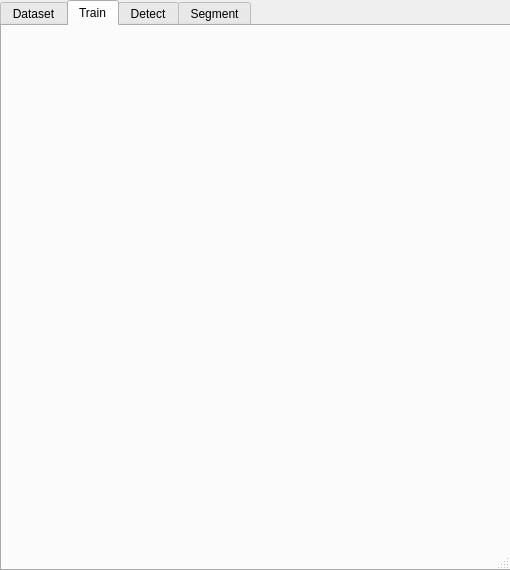
Before: the Qt Designer form yolo_qgis_dialog_base.ui in santerr80/yolo_qgis, drawn with Qt 5.
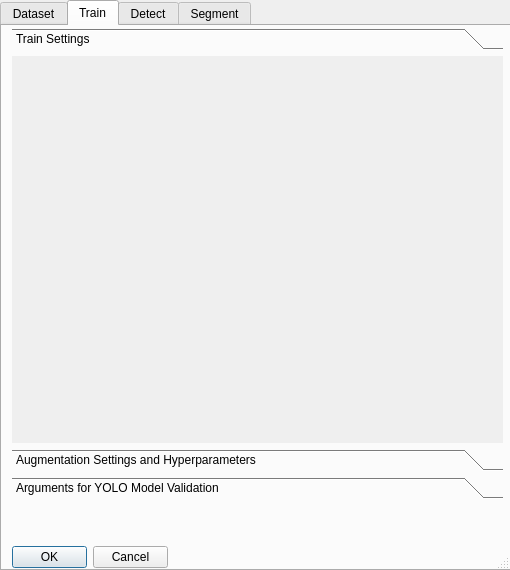
After: the same form once the commit is applied. The open tabs and pages were chosen to show the change. Custom widgets are drawn as their Qt base class.

Patch:
```diff
--- a/yolo_qgis_dialog_base.ui
+++ b/yolo_qgis_dialog_base.ui
@@ -548,6 +548,69 @@
     <attribute name="title">
      <string>Train</string>
     </attribute>
+    <widget class="QToolBox" name="toolBox">
+     <property name="geometry">
+      <rect>
+       <x>10</x>
+       <y>2</y>
+       <width>491</width>
+       <height>471</height>
+      </rect>
+     </property>
+     <property name="currentIndex">
+      <number>0</number>
+     </property>
+     <widget class="QWidget" name="trainSettings">
+      <property name="geometry">
+       <rect>
+        <x>0</x>
+        <y>0</y>
+        <width>491</width>
+        <height>390</height>
+       </rect>
+      </property>
+      <property name="focusPolicy">
+       <enum>Qt::NoFocus</enum>
+      </property>
+      <property name="toolTipDuration">
+       <number>-1</number>
+      </property>
+      <attribute name="label">
+       <string>Train Settings</string>
+      </attribute>
+     </widget>
+     <widget class="QWidget" name="augmentationSettings">
+      <property name="geometry">
+       <rect>
+        <x>0</x>
+        <y>0</y>
+        <width>491</width>
+        <height>390</height>
+       </rect>
+      </property>
+      <attribute name="label">
+       <string>Augmentation Settings and Hyperparameters</string>
+      </attribute>
+     </widget>
+     <widget class="QWidget" name="validationSettings">
+      <attribute name="label">
+       <string>Arguments for YOLO Model Validation</string>
+      </attribute>
+     </widget>
+    </widget>
+    <widget class="QDialogButtonBox" name="buttonBox_2">
+     <property name="geometry">
+      <rect>
+       <x>10</x>
+       <y>520</y>
+       <width>156</width>
+       <height>23</height>
+      </rect>
+     </property>
+     <property name="standardButtons">
+      <set>QDialogButtonBox::Cancel|QDialogButtonBox::Ok</set>
+     </property>
+    </widget>
    </widget>
    <widget class="QWidget" name="Detect">
     <attribute name="title">
```
Left out of the diff: 33 changed lines with no effect on the pictures.
